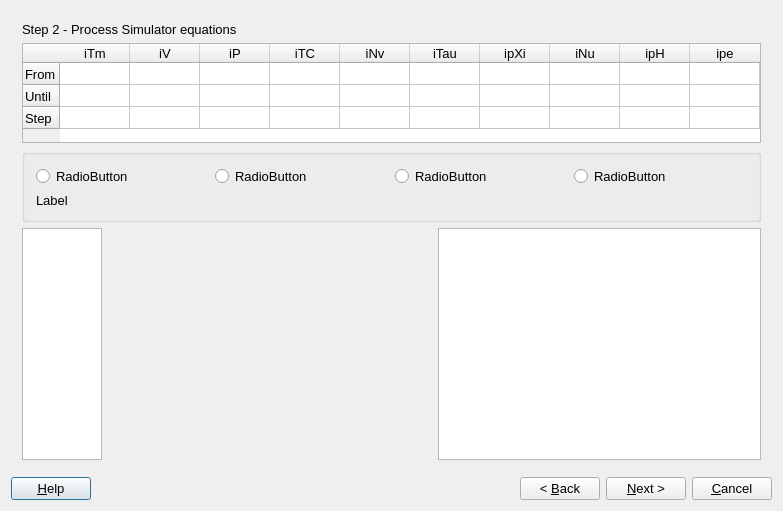
The window that gems3/vizor4/dlg4/ProcessWizard4.ui (gemshub/GEMSGUI) describes before a commit, drawn with Qt 5.
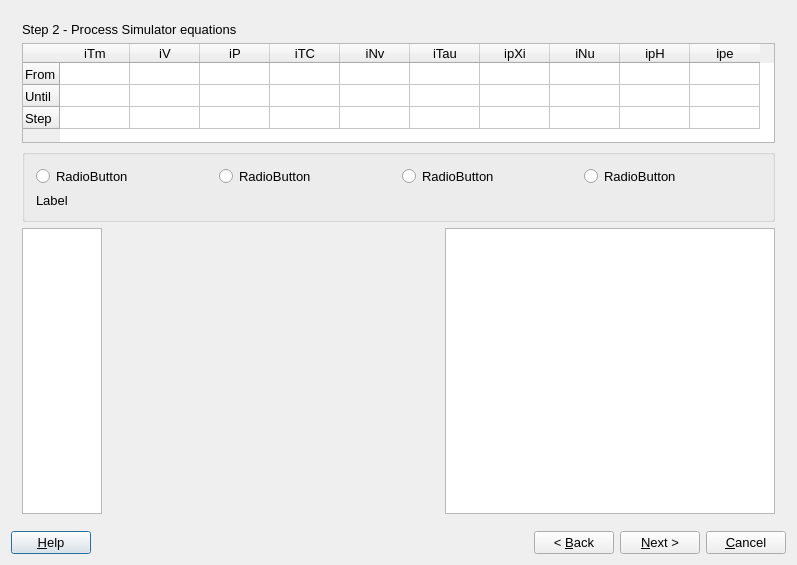
The same window after the commit.

Commit message: Resized Process wizard (DK)

```diff
--- a/gems3/vizor4/dlg4/ProcessWizard4.ui
+++ b/gems3/vizor4/dlg4/ProcessWizard4.ui
@@ -6,8 +6,8 @@
    <rect>
     <x>0</x>
     <y>0</y>
-    <width>783</width>
-    <height>511</height>
+    <width>797</width>
+    <height>565</height>
    </rect>
   </property>
   <property name="font">
```
Left out of the diff: 9 changed lines with no effect on the pictures. The commit also changes 1 other file.
